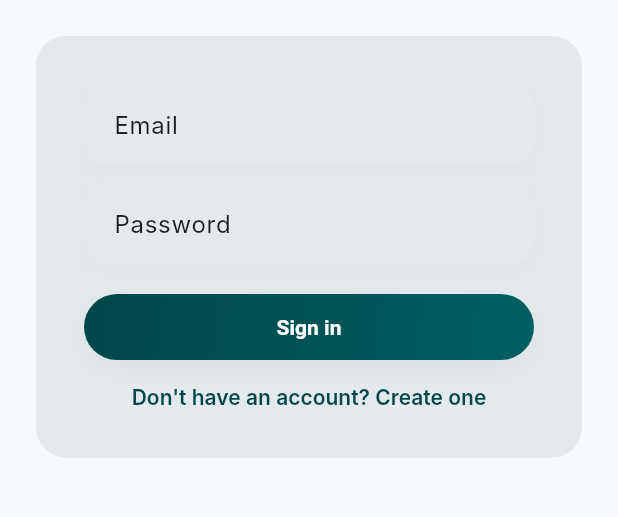
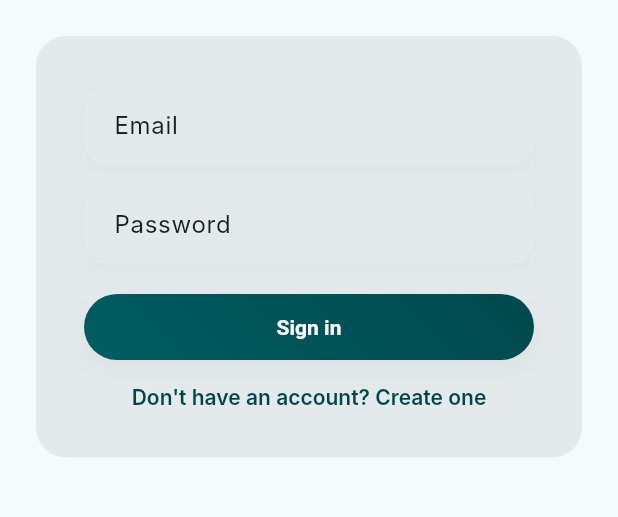
Before and after one commit to tianhaoz95/lumi, a Flutter app: the screen it shows after launch, on a phone screen of 412 x 824 dp, the part 450-967 px from its top. Run offline on Flutter 3.47's test engine with Material 3 defaults, Android fonts, the phone set to English and light mode, and no system bars; our stand-ins replace appwrite, flutter_riverpod, go_router; missing offline and left inert: dart:ffi, flutter_rust_bridge; Roboto replaces fonts that are missing (Inter, Manrope); statements that could not run were skipped.

Commit message:
Fix tests to use LumiPrimaryButton; implement 135° gradient for LumiButton; mark Button Theming done\n\nCo-authored-by: Copilot <223556219+Copilot@users.noreply.github.com>

```diff
--- a/lib/shared/widgets/lumi_button.dart
+++ b/lib/shared/widgets/lumi_button.dart
@@ -1,3 +1,4 @@
+import 'dart:math' as math;
 import 'package:flutter/material.dart';
 import '../../core/theme.dart';
 
@@ -33,8 +34,7 @@ class _LumiButtonState extends State<LumiButton> with SingleTickerProviderStateM
   Widget build(BuildContext context) {
     final gradient = widget.gradient ?? LinearGradient(
       colors: [LumiColors.primary, LumiColors.primaryContainer],
-      begin: Alignment.topLeft,
-      end: Alignment.bottomRight,
+      transform: GradientRotation(135 * math.pi / 180),
     );
 
     return MouseRegion(
```
Also changed, not shown: 2 other files.
